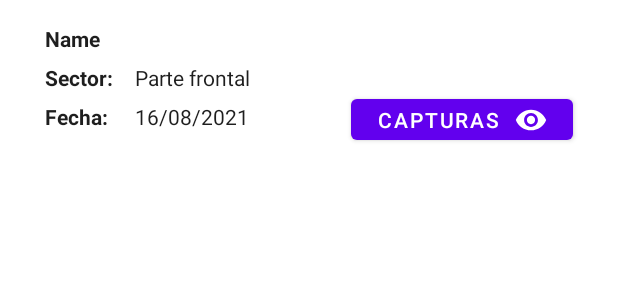
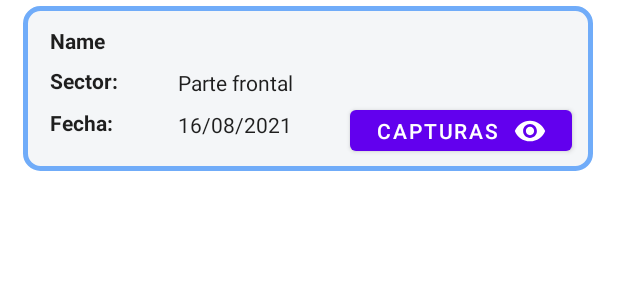
Before and after one commit to CarlosAlmeida2000/AppMovil_Security, an Android app: the layout historial.xml on its own in the app's theme, with its tools: preview values and no code run, on a phone screen of 412 x 824 dp. Shown: the top 300 px of the screen. Run offline under Robolectric (Android 15) with nearby library versions, the phone set to English and light mode, and no system bars.

Commit message:
Mejorando el diseño del layout hsitorial

```diff
--- a/app/build.gradle
+++ b/app/build.gradle
@@ -37,10 +37,14 @@ dependencies {
     implementation 'androidx.annotation:annotation:1.1.0'
     implementation 'androidx.lifecycle:lifecycle-livedata-ktx:2.2.0'
     implementation 'androidx.lifecycle:lifecycle-viewmodel-ktx:2.2.0'
+    implementation 'androidx.cardview:cardview:1.0.0'
     testImplementation 'junit:junit:4.+'
     androidTestImplementation 'androidx.test.ext:junit:1.1.3'
     androidTestImplementation 'androidx.test.espresso:espresso-core:3.4.0'
 
     implementation 'com.mindorks.android:placeholderview:1.0.3'
     annotationProcessor 'com.mindorks.android:placeholderview-compiler:1.0.3'
+
+    implementation 'com.github.bumptech.glide:glide:4.12.0'
+    annotationProcessor 'com.github.bumptech.glide:compiler:4.12.0'
 }
--- a/app/src/main/java/com/example/appmovil_security/Login.java
+++ b/app/src/main/java/com/example/appmovil_security/Login.java
@@ -3,8 +3,8 @@ package com.example.appmovil_security;
 import android.app.ProgressDialog;
 import android.content.Intent;
 import android.os.Bundle;
-import android.preference.PreferenceActivity;
 import android.view.View;
+import android.widget.ImageView;
 import android.widget.TextView;
 import android.widget.Toast;
 
@@ -17,10 +17,6 @@ import org.json.JSONArray;
 import org.json.JSONException;
 import org.json.JSONObject;
 
-import java.net.URLEncoder;
-import java.util.HashMap;
-import java.util.Iterator;
-import java.util.Map;
 public class Login extends AppCompatActivity implements Asynchtask {
 
     private TextView txtUsuario;
--- /dev/null
+++ b/app/src/main/res/drawable/bordes_contenedor.xml
@@ -0,0 +1,30 @@
+<?xml version="1.0" encoding="utf-8"?>
+<shape
+    xmlns:android="http://schemas.android.com/apk/res/android"
+    android:shape="rectangle" android:layout_height="match_parent" android:layout_width="match_parent">
+
+    <!-- Color de fondo de la vista -->
+    <solid
+        android:color="@color/celeste" >
+    </solid>
+
+    <!-- Color y ancho del borde del elemento -->
+    <stroke
+        android:width="3dp"
+        android:color="@color/celeste_fuerte" >
+    </stroke>
+
+    <!-- Si queremos añadir algún padding -->
+    <padding
+        android:left="8dp"
+        android:top="8dp"
+        android:right="8dp"
+        android:bottom="8dp"    >
+    </padding>
+
+    <!-- Aquí indicamos el radio a aplicar a las esquinas -->
+    <corners
+        android:radius="10dp"   >
+    </corners>
+
+</shape>
--- a/app/src/main/res/layout/historial.xml
+++ b/app/src/main/res/layout/historial.xml
@@ -1,17 +1,28 @@
 <?xml version="1.0" encoding="utf-8"?>
-<androidx.constraintlayout.widget.ConstraintLayout xmlns:android="http://schemas.android.com/apk/res/android"
+
+<LinearLayout xmlns:android="http://schemas.android.com/apk/res/android"
     xmlns:app="http://schemas.android.com/apk/res-auto"
-    xmlns:tools="http://schemas.android.com/tools"
-    android:layout_width="match_parent"
-    android:layout_height="wrap_content">
+    android:id="@+id/contenedor"
+    android:layout_width="380dp"
+    android:layout_height="110dp"
+    android:layout_marginStart="15dp"
+    android:layout_marginTop="4dp"
+    android:layout_marginEnd="15dp"
+    android:background="@drawable/bordes_contenedor"
+    android:orientation="vertical"
+    app:layout_constraintBottom_toBottomOf="parent"
+    app:layout_constraintEnd_toEndOf="parent"
+    app:layout_constraintStart_toStartOf="parent"
+    app:layout_constraintTop_toTopOf="parent"
+    app:layout_constraintVertical_bias="1.0">
 
     <TextView
         android:id="@+id/txtComponente"
-        android:layout_width="0dp"
+        android:layout_width="match_parent"
         android:layout_height="wrap_content"
         android:layout_alignParentTop="true"
-        android:layout_marginStart="30dp"
-        android:layout_marginTop="16dp"
+        android:layout_marginStart="10dp"
+        android:layout_marginTop="5dp"
         android:text="Name"
         android:textColor="#1E1E1E"
         android:textStyle="bold"
@@ -20,11 +31,11 @@
 
     <TextView
         android:id="@+id/lblSector"
-        android:layout_width="wrap_content"
+        android:layout_width="66dp"
         android:layout_height="wrap_content"
         android:layout_alignParentTop="true"
-        android:layout_marginStart="30dp"
-        android:layout_marginTop="42dp"
+        android:layout_marginStart="10dp"
+        android:layout_marginTop="7dp"
         android:text="Sector:"
         android:textColor="#1E1E1E"
         android:textStyle="bold"
@@ -36,8 +47,8 @@
         android:layout_width="wrap_content"
         android:layout_height="wrap_content"
         android:layout_alignParentTop="true"
-        android:layout_marginStart="90dp"
-        android:layout_marginTop="42dp"
+        android:layout_marginStart="95dp"
+        android:layout_marginTop="-18dp"
         android:text="Parte frontal"
         android:textColor="#1E1E1E"
         app:layout_constraintStart_toStartOf="parent"
@@ -48,8 +59,8 @@
         android:layout_width="wrap_content"
         android:layout_height="wrap_content"
         android:layout_alignParentTop="true"
-        android:layout_marginStart="30dp"
-        android:layout_marginTop="68dp"
+        android:layout_marginStart="10dp"
+        android:layout_marginTop="7dp"
         android:text="Fecha:"
         android:textColor="#1E1E1E"
         android:textStyle="bold"
@@ -61,8 +72,8 @@
         android:layout_width="wrap_content"
         android:layout_height="wrap_content"
         android:layout_alignParentTop="true"
-        android:layout_marginStart="90dp"
-        android:layout_marginTop="68dp"
+        android:layout_marginStart="95dp"
+        android:layout_marginTop="-18dp"
         android:text="16/08/2021"
         android:textColor="#1E1E1E"
         app:layout_constraintStart_toStartOf="parent"
@@ -72,11 +83,10 @@
         android:id="@+id/btnVerEvidencias"
         android:layout_width="148dp"
         android:layout_height="39dp"
-        android:layout_marginTop="60dp"
-        android:layout_marginEnd="30dp"
+        android:layout_marginLeft="210dp"
+        android:layout_marginTop="-25dp"
         android:drawableRight="@drawable/ic_vista"
         android:text="Capturas"
         app:layout_constraintEnd_toEndOf="parent"
         app:layout_constraintTop_toTopOf="parent" />
-
-</androidx.constraintlayout.widget.ConstraintLayout>
+</LinearLayout>
--- a/app/src/main/res/values/colors.xml
+++ b/app/src/main/res/values/colors.xml
@@ -9,4 +9,6 @@
     <color name="white">#FFFFFFFF</color>
     <color name="azul">#0A2B55</color>
     <color name="gris">#EBEBEB</color>
+    <color name="celeste">#F4F6F8</color>
+    <color name="celeste_fuerte">#70ACF9</color>
 </resources>
```
Also changed, not shown: app/src/main/res/layout/activity_login_user.xml (+6 -6 lines), app/src/main/res/layout/fragment_historial.xml (+52 -20 lines).
